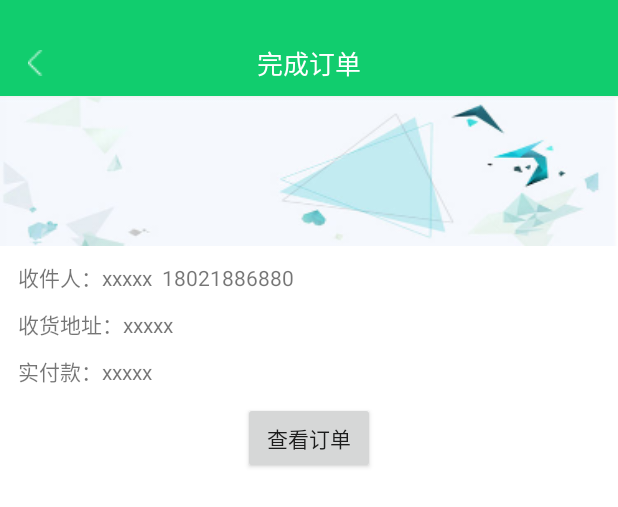
After one commit to shirongmiao/YiXianUser, an Android app: the layout submit_paytype_item1.xml on its own in the app's theme, with its tools: preview values and no code run, on a phone screen of 412 x 824 dp. The commit adds this screen. Shown: the top 507 px of the screen. Run offline under Robolectric (Android 15) with nearby library versions, the phone set to English and light mode, and no system bars.

Commit message:
支付完成界面商品推荐

```diff
--- a/app/src/main/res/layout/car_item3.xml
+++ b/app/src/main/res/layout/car_item3.xml
@@ -23,7 +23,7 @@
         android:layout_marginLeft="5dp"
         android:layout_marginRight="5dp"
         android:gravity="center_horizontal"
-        android:text="为你推荐"
+        android:text="更多推荐"
         android:textColor="@color/cardview_dark_background"
         android:textSize="14dp" />
 
--- /dev/null
+++ b/app/src/main/res/layout/submit_paytype_item1.xml
@@ -0,0 +1,109 @@
+<?xml version="1.0" encoding="utf-8"?>
+<LinearLayout xmlns:android="http://schemas.android.com/apk/res/android"
+    android:layout_width="match_parent"
+    android:layout_height="match_parent"
+    android:orientation="vertical">
+
+    <FrameLayout style="@style/FragmentTop">
+
+        <ImageView
+            android:id="@+id/left"
+            style="@style/Left" />
+
+        <TextView
+            style="@style/Center"
+            android:text="完成订单" />
+
+    </FrameLayout>
+
+    <FrameLayout
+        android:layout_width="match_parent"
+        android:layout_height="100dp"
+        android:background="@mipmap/submit_over">
+
+
+        <TextView
+            android:id="@+id/payType"
+            android:layout_width="wrap_content"
+            android:layout_height="wrap_content"
+            android:layout_gravity="center_vertical"
+            android:layout_marginLeft="30dp"
+            android:textSize="18sp" />
+
+
+    </FrameLayout>
+
+    <LinearLayout
+        android:layout_width="match_parent"
+        android:layout_height="wrap_content"
+        android:layout_marginLeft="12dp"
+        android:orientation="vertical">
+
+        <TextView
+            android:id="@+id/user"
+            android:layout_width="wrap_content"
+            android:layout_height="wrap_content"
+            android:layout_marginTop="10dp"
+            android:text="收件人：xxxxx  18021886880" />
+
+        <TextView
+            android:id="@+id/address"
+            android:layout_width="wrap_content"
+            android:layout_height="wrap_content"
+            android:layout_marginTop="10dp"
+            android:text="收货地址：xxxxx" />
+
+        <TextView
+            android:id="@+id/money"
+            android:layout_width="wrap_content"
+            android:layout_height="wrap_content"
+            android:layout_marginTop="10dp"
+            android:text="实付款：xxxxx" />
+    </LinearLayout>
+
+    <Button
+        android:id="@+id/look_order"
+        android:layout_width="wrap_content"
+        android:layout_height="wrap_content"
+        android:layout_gravity="center_horizontal"
+        android:layout_marginTop="10dp"
+        android:text="查看订单" />
+    <LinearLayout
+        android:id="@+id/submit_paytype_item_more"
+        android:layout_width="match_parent"
+        android:layout_height="wrap_content"
+        android:layout_marginBottom="1dp"
+        android:visibility="invisible"
+        android:background="@color/line_grey"
+        android:gravity="center_vertical"
+        android:orientation="horizontal"
+        android:paddingBottom="10dp"
+        android:paddingTop="10dp">
+
+        <View
+            android:layout_width="0dp"
+            android:layout_height="0.5dp"
+            android:layout_marginLeft="20dp"
+            android:layout_weight="2"
+            android:background="@color/car_grey"></View>
+
+        <TextView
+            android:layout_width="0dp"
+            android:layout_height="wrap_content"
+            android:layout_marginLeft="5dp"
+            android:layout_marginRight="5dp"
+            android:layout_weight="1"
+            android:gravity="center_horizontal"
+            android:text="更多推荐"
+            android:textColor="@color/cardview_dark_background"
+            android:textSize="14dp" />
+
+        <View
+            android:layout_width="0dp"
+            android:layout_height="0.5dp"
+            android:layout_marginRight="20dp"
+            android:layout_weight="2"
+            android:background="@color/car_grey"></View>
+    </LinearLayout>
+
+</LinearLayout>
```
Also changed, not shown: app/src/main/java/com/example/lfy/myapplication/SubmitOrder/PayType.java (+195 -34 lines), app/src/main/java/com/example/lfy/myapplication/SubmitOrder/PayTypeAdapter.java (added, +224 -0 lines), app/src/main/res/layout/submit_paytype.xml (+3 -52 lines), app/src/main/res/layout/submit_paytype_item2.xml (added, +97 -0 lines).
